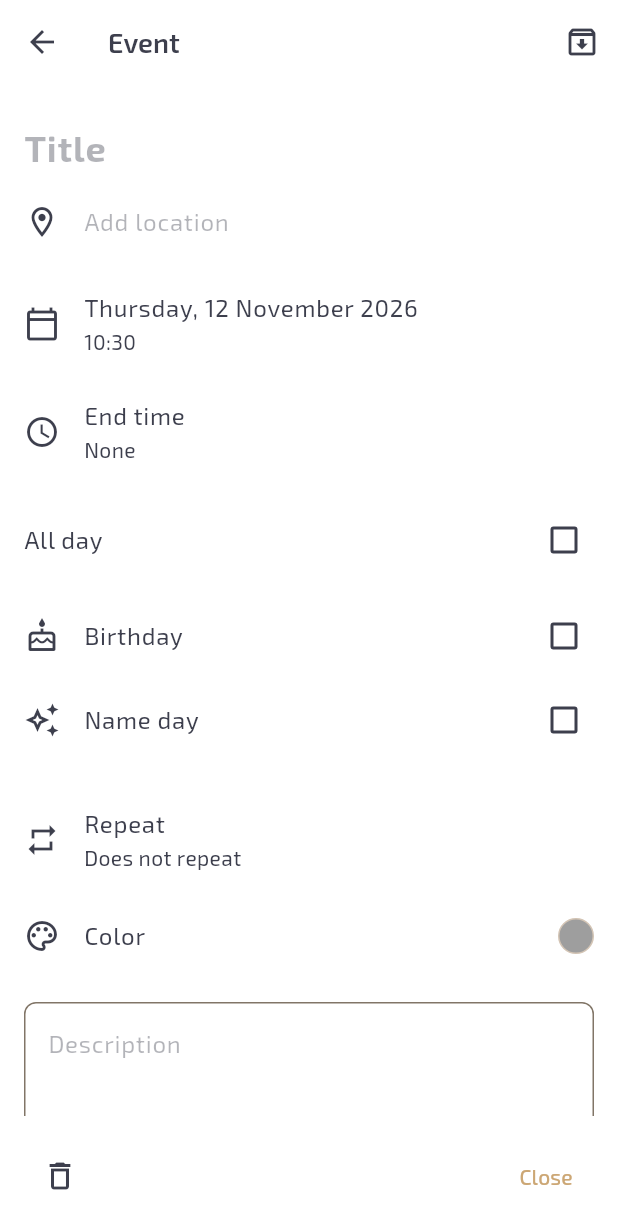
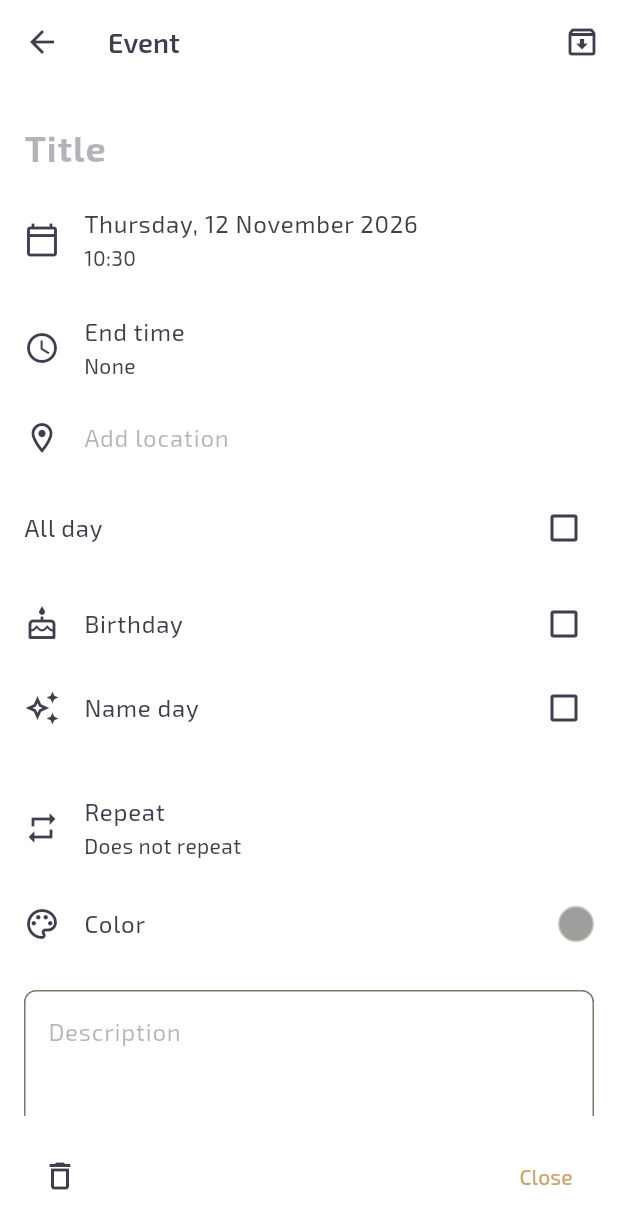
Before and after one commit to ndenicolais/Noteep, a Flutter app: the CalendarEventEditorScreen screen opened directly with empty values, on a phone screen of 412 x 824 dp. Shown: the top 1229 px of the screen. Run offline on Flutter 3.47's test engine with Material 3 defaults, Android fonts, the phone set to English and light mode, and no system bars; our stand-ins replace cloud_firestore, file_picker, firebase_auth, firebase_core, fl_chart, flutter_local_notifications and 10 more; missing offline and left inert: dart:html, home_widget, record; accounts and stored records are empty; generated files the repository leaves out were written again.

Commit message:
refactor(calendar): show the event location field right below date and time

```diff
--- a/lib/screens/calendar/calendar_event_details_section.dart
+++ b/lib/screens/calendar/calendar_event_details_section.dart
@@ -21,8 +21,8 @@ import '../../widgets/style_editor/color_picker_widget.dart';
 import 'calendar_event_style.dart';
 import 'calendar_event_tile.dart';
 
-/// Date/time, all-day, birthday, name-day, recurrence, card color and
-/// alerts (day before / same day) of an event.
+/// Date/time, location, all-day, birthday, name-day, recurrence, card color
+/// and alerts (day before / same day) of an event.
 ///
 /// Edits are reported through [onChanged] with the updated event; picking
 /// the date/time is delegated to [onPickDateTime] (it chains two pickers
@@ -32,6 +32,7 @@ class CalendarEventDetailsSection extends StatelessWidget {
   const CalendarEventDetailsSection({
     super.key,
     required this.event,
+    required this.locationField,
     required this.allDayAlertMinutes,
     required this.onPickDateTime,
     required this.onPickEndTime,
@@ -40,6 +41,10 @@ class CalendarEventDetailsSection extends StatelessWidget {
   });
 
   final CalendarEventModel event;
+
+  /// Location input, placed right below date and time (the screen owns its
+  /// controller).
+  final Widget locationField;
 
   /// Alert time of all-day events (minutes after midnight, from Settings).
   final int allDayAlertMinutes;
@@ -127,6 +132,7 @@ class CalendarEventDetailsSection extends StatelessWidget {
                     : null,
             onTap: onPickEndTime,
           ),
+        locationField,
         const SizedBox(height: AppSpacing.sm),
         _Toggle(
           title: context.l10n.calendarAllDay,
--- a/lib/screens/calendar/calendar_event_editor_screen.dart
+++ b/lib/screens/calendar/calendar_event_editor_screen.dart
@@ -247,13 +247,12 @@ class _CalendarEventEditorScreenState
                 border: InputBorder.none,
               ),
             ),
-            CalendarLocationField(
-              controller: _locationController,
-              history: _locationHistory,
-            ),
-            const SizedBox(height: AppSpacing.sm),
             CalendarEventDetailsSection(
               event: _event,
+              locationField: CalendarLocationField(
+                controller: _locationController,
+                history: _locationHistory,
+              ),
               allDayAlertMinutes: ref.watch(defaultAlertTimeProvider),
               onPickDateTime: _openDateTimePicker,
               onPickEndTime: _pickEndTime,
```
Also changed, not shown: 1 other file.
